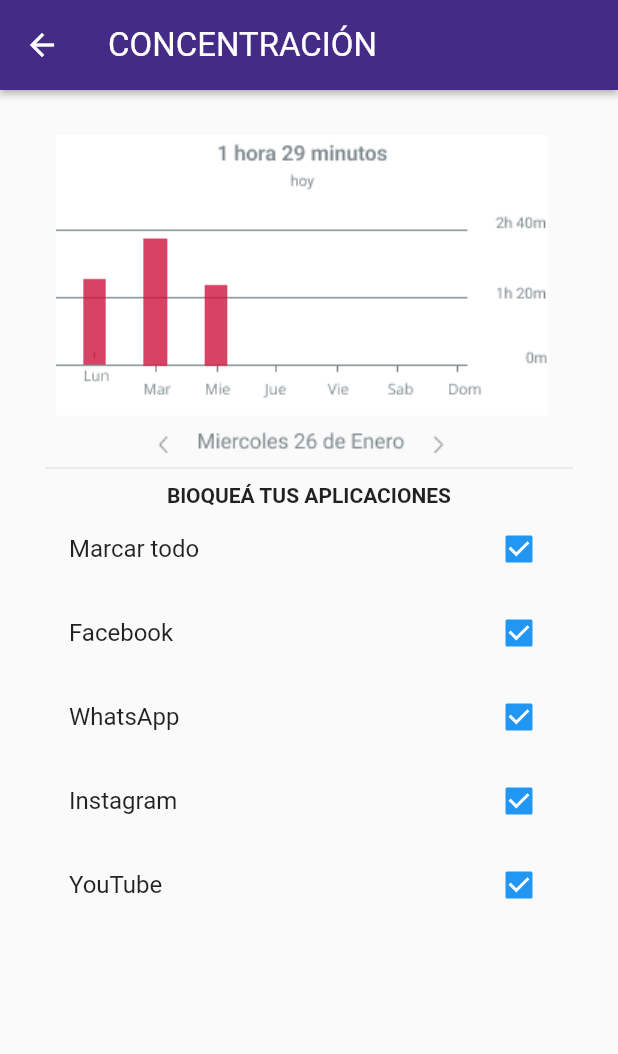
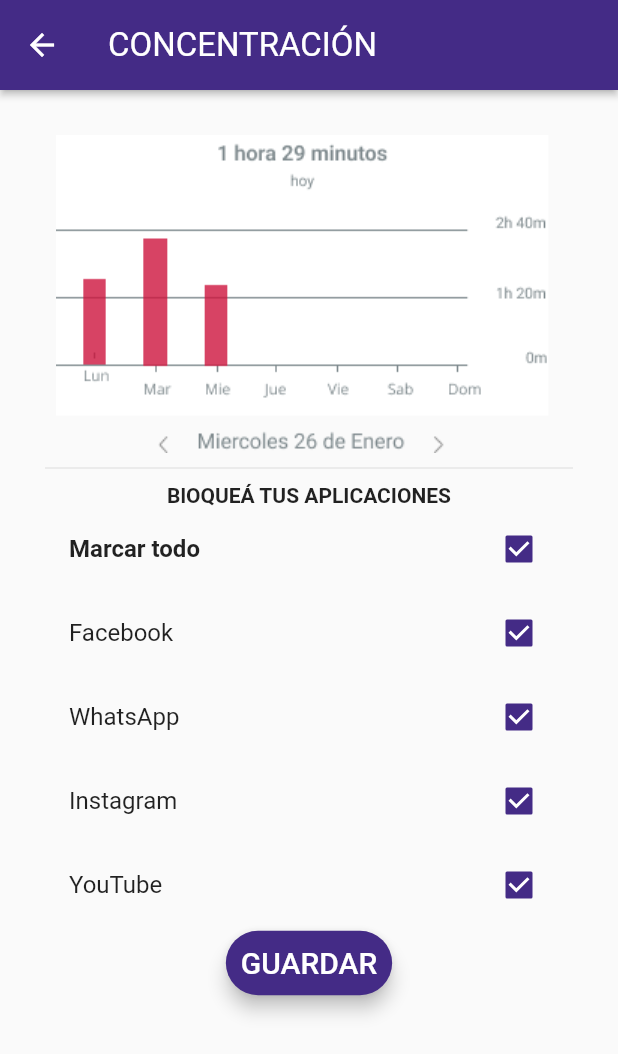
Before and after one commit to kevinlakb/Devsign, a Flutter app: the ConcentrationScreen screen opened by its route, after a tap on "Marcar todo", on a phone screen of 412 x 824 dp. Shown: the top 1054 px of the screen. Run offline on Flutter 3.47's test engine with Material 2 defaults, Android fonts, the light colour scheme and no system bars; our stand-ins replace flutter_speed_dial, table_calendar.

Commit message:
pantalla concentracion lista

```diff
--- a/lib/router/app_routes.dart
+++ b/lib/router/app_routes.dart
@@ -8,7 +8,7 @@ import 'package:entre_tiempos/screens/screens.dart';
 class AppRoutes {
 
 
-  static const initialRoute = 'ConcentrationScreen';
+  static const initialRoute = 'Home';
 
 
 
--- a/lib/screens/concentration_screen.dart
+++ b/lib/screens/concentration_screen.dart
@@ -1,4 +1,6 @@
 import 'package:flutter/material.dart';
+
+import '../themes/app_theme.dart';
 
 class ConcentrationScreen extends StatefulWidget {
 
@@ -32,7 +34,12 @@ class _ConcentrationScreenState extends State<ConcentrationScreen> {
             const Text('BlOQUEÁ TUS APLICACIONES', style: TextStyle(fontWeight: FontWeight.bold)),
 
             CheckboxListTile(
-              title: const Text('Marcar todo'),
+              activeColor: AppTheme.primary,
+              title: const Text(
+                'Marcar todo',
+                style: TextStyle(fontWeight: FontWeight.bold),
+
+              ),
               value:_isActived ,
               onChanged: (bool? value){
                 setState(() {
@@ -47,6 +54,7 @@ class _ConcentrationScreenState extends State<ConcentrationScreen> {
 
             ),
             CheckboxListTile(
+              activeColor: AppTheme.primary,
               title: const Text('Facebook'),
               value:_isActived2 ,
               onChanged: (bool? value){
@@ -57,6 +65,7 @@ class _ConcentrationScreenState extends State<ConcentrationScreen> {
 
             ),
             CheckboxListTile(
+              activeColor: AppTheme.primary,
               title: const Text('WhatsApp'),
               value:_isActived3 ,
               onChanged: (bool? value){
@@ -67,6 +76,7 @@ class _ConcentrationScreenState extends State<ConcentrationScreen> {
 
             ),
             CheckboxListTile(
+              activeColor: AppTheme.primary,
               title: const Text('Instagram'),
               value:_isActived4 ,
               onChanged: (bool? value){
@@ -77,6 +87,7 @@ class _ConcentrationScreenState extends State<ConcentrationScreen> {
 
             ),
             CheckboxListTile(
+              activeColor: AppTheme.primary,
               title: const Text('YouTube'),
               value:_isActived5 ,
               onChanged: (bool? value){
@@ -86,6 +97,19 @@ class _ConcentrationScreenState extends State<ConcentrationScreen> {
               },
 
             ),
+            ElevatedButton(
+
+              style: ButtonStyle(
+                padding: MaterialStateProperty.all<EdgeInsets>(
+                        const EdgeInsets.all(10)),
+                backgroundColor: MaterialStateProperty.all<Color>(AppTheme.primary),
+                elevation: MaterialStateProperty.all<double>(5),
+            ),
+              child: const Text('GUARDAR',
+               style: TextStyle(fontSize: 20, color: Colors.white)),
+              onPressed: ()=>{
+                Navigator.pop(context)
+              })
            /*  CheckboxListTile(
               title: const Text('Twitter'),
               value:_isActived5 ,
```
